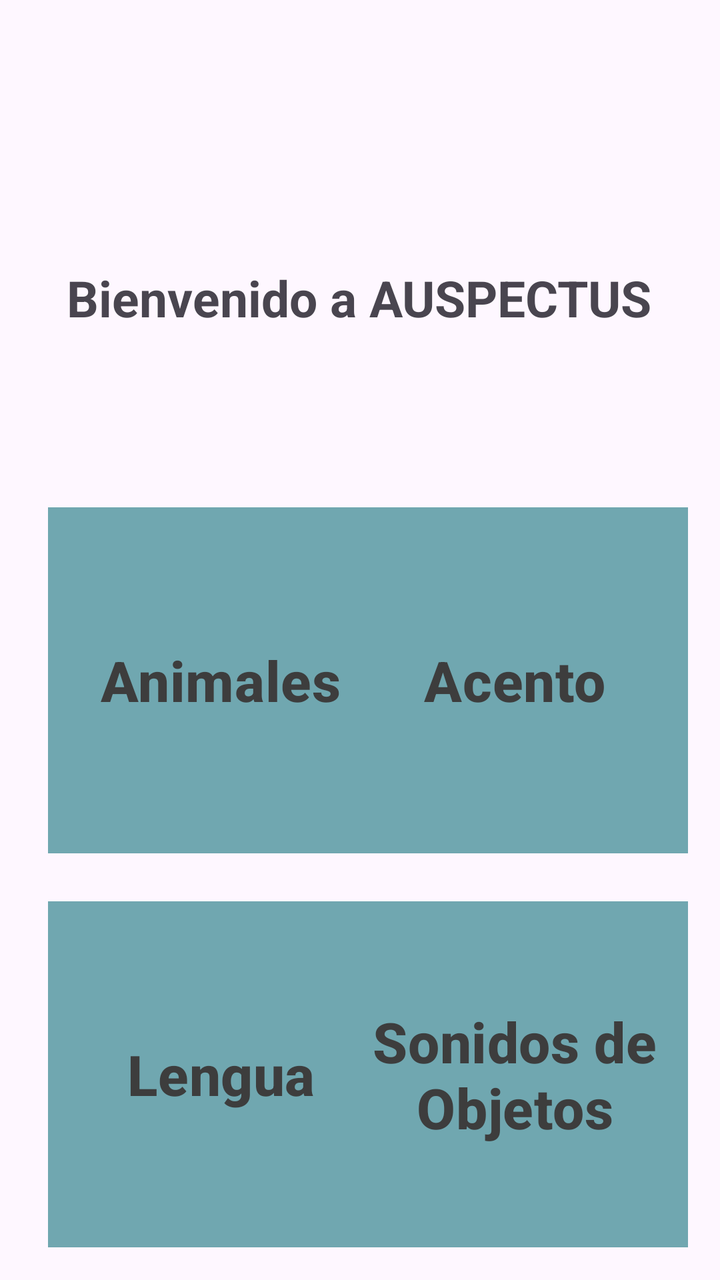
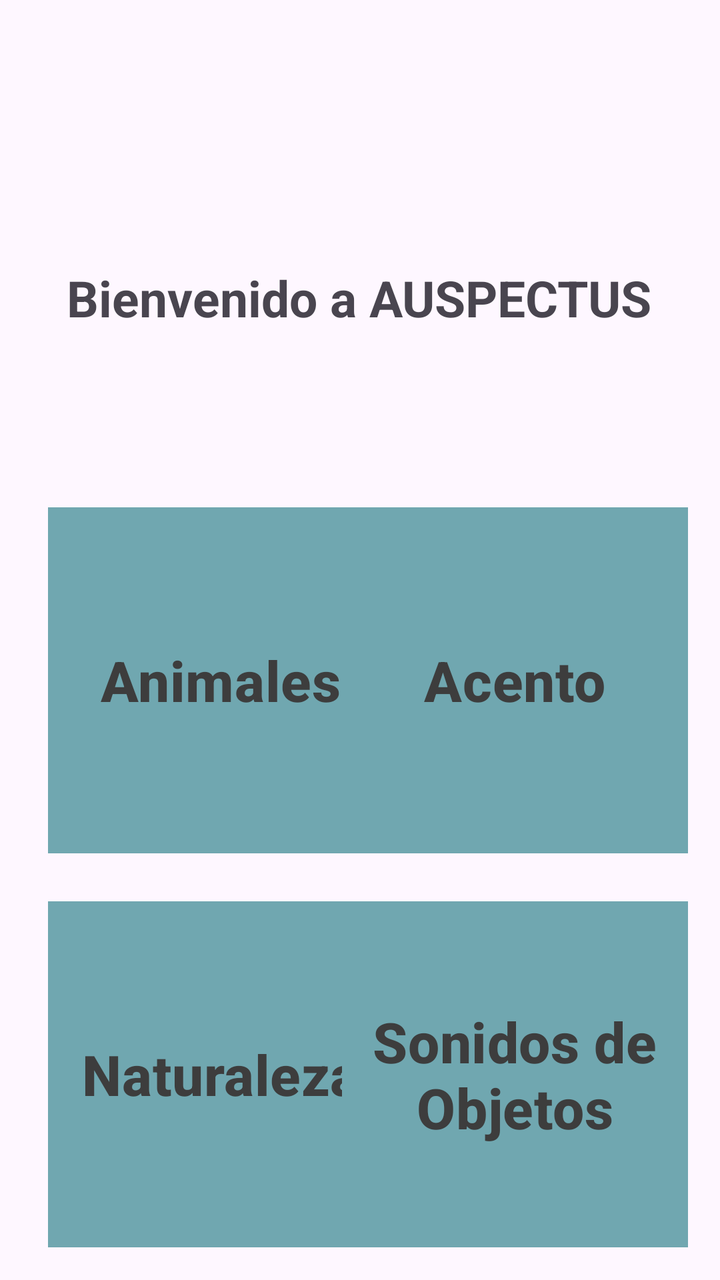

Before-and-after screenshots of an Android layout around one commit, followed by the original layout XML and the change that was made.
<!-- AndroidManifest.xml: application theme Theme.AuspectusPantallas -->
<!-- res/layout/activity_main.xml -->
<?xml version="1.0" encoding="utf-8"?>
<androidx.constraintlayout.widget.ConstraintLayout xmlns:android="http://schemas.android.com/apk/res/android"
    xmlns:app="http://schemas.android.com/apk/res-auto"
    xmlns:tools="http://schemas.android.com/tools"
    android:id="@+id/main"
    android:layout_width="match_parent"
    android:layout_height="match_parent"
    tools:context=".MainActivity">


    <TextView
        android:id="@+id/textView2"
        android:layout_width="wrap_content"
        android:layout_height="wrap_content"
        android:layout_marginStart="58dp"
        android:layout_marginTop="40dp"
        android:layout_marginEnd="59dp"
        android:text="Bienvenido a AUSPECTUS"
        android:textSize="25sp"
        android:textStyle="bold"
        app:layout_constraintEnd_toEndOf="parent"
        app:layout_constraintStart_toStartOf="parent"
        app:layout_constraintTop_toBottomOf="@+id/btnUsuario" />

    <Button
        android:id="@+id/btn3"
        android:layout_width="173dp"
        android:layout_height="173dp"
        android:layout_marginStart="24dp"
        android:layout_marginTop="24dp"
        android:insetTop="0dp"
        android:insetBottom="0dp"
        android:padding="0dp"
        android:text="Lengua"
        android:textColor="#3D3D3D"
        android:backgroundTint="#70A7B0"
        android:textSize="28sp"
        android:textStyle="bold"
        app:cornerRadius="0dp"
        app:layout_constraintEnd_toStartOf="@+id/btn4"
        app:layout_constraintHorizontal_bias="0.0"
        app:layout_constraintStart_toStartOf="parent"
        app:layout_constraintTop_toBottomOf="@+id/btn1" />

    <Button
        android:id="@+id/btn2"
        android:layout_width="173dp"
        android:layout_height="173dp"
        android:layout_marginTop="88dp"
        android:layout_marginEnd="16dp"
        android:insetTop="0dp"
        android:insetBottom="0dp"
        android:padding="0dp"
        android:textColor="#3D3D3D"
        android:text="Acento"
        android:backgroundTint="#70A7B0"
        android:textSize="28sp"
        android:textStyle="bold"
        app:cornerRadius="0dp"
        app:layout_constraintEnd_toEndOf="parent"
        app:layout_constraintTop_toBottomOf="@+id/textView2" />

    <Button
        android:id="@+id/btn1"
        android:layout_width="173dp"
        android:layout_height="173dp"
        android:layout_marginStart="24dp"
        android:layout_marginTop="88dp"
        android:insetTop="0dp"
        android:insetBottom="0dp"
        android:padding="0dp"
        android:text="Animales"
        android:textSize="28sp"
        android:textColor="#3D3D3D"
        android:textStyle="bold"
        android:backgroundTint="#70A7B0"
        app:cornerRadius="0dp"
        app:layout_constraintEnd_toStartOf="@+id/btn2"
        app:layout_constraintHorizontal_bias="0.0"
        app:layout_constraintStart_toStartOf="parent"
        app:layout_constraintTop_toBottomOf="@+id/textView2" />

    <Button
        android:id="@+id/btn4"
        android:layout_width="173dp"
        android:layout_height="173dp"
        android:layout_marginTop="24dp"
        android:layout_marginEnd="16dp"
        android:insetTop="0dp"
        android:insetBottom="0dp"
        android:padding="0dp"
        android:text="Sonidos de Objetos"
        android:textColor="#3D3D3D"
        android:backgroundTint="@color/Boton"
        android:textSize="28sp"
        android:textStyle="bold"
        app:cornerRadius="0dp"
        app:layout_constraintEnd_toEndOf="parent"
        app:layout_constraintTop_toBottomOf="@+id/btn2" />


    <ImageButton
        android:id="@+id/btnUsuario"
        android:layout_width="48dp"
        android:layout_height="48dp"
        android:layout_marginStart="335dp"
        android:layout_marginTop="44dp"
        android:layout_marginEnd="28dp"
        android:background="@android:color/transparent"
        android:scaleType="fitCenter"
        android:src="@drawable/usuarios"
        app:layout_constraintEnd_toEndOf="parent"
        app:layout_constraintStart_toStartOf="parent"
        app:layout_constraintTop_toTopOf="parent" />

    <androidx.cardview.widget.CardView
        android:id="@+id/cardUsuario"
        android:layout_width="220dp"
        android:layout_height="wrap_content"
        android:layout_marginTop="100dp"
        android:layout_marginEnd="100dp"
        android:visibility="gone"
        app:cardCornerRadius="12dp"
        app:cardElevation="8dp"
        app:layout_constraintTop_toTopOf="parent"
        app:layout_constraintEnd_toEndOf="parent">

        <LinearLayout
            android:layout_width="match_parent"
            android:layout_height="wrap_content"
            android:orientation="vertical"
            android:padding="16dp"
            android:gravity="center_horizontal">

            <ImageButton
                android:id="@+id/BtnClose"
                android:layout_width="25dp"
                android:layout_height="25dp"
                android:layout_gravity="end"
                android:background="@android:color/transparent"
                android:scaleType="centerCrop"
                android:src="@drawable/borrar" />

            <ImageButton
                android:id="@+id/btnPerfil"
                android:layout_width="80dp"
                android:layout_height="80dp"
                android:src="@drawable/usuarios"
                android:background="@android:color/transparent"
                android:scaleType="centerCrop"/>

            
            <EditText
                android:id="@+id/etNombreUsuario"
                android:layout_width="match_parent"
                android:layout_height="wrap_content"
                android:hint="Usuario"
                android:textSize="18sp"
                android:textStyle="bold"
                android:gravity="center"/>

            
            <Button
                android:id="@+id/btnGuardarCambios"
                android:layout_width="wrap_content"
                android:layout_height="wrap_content"
                android:text="Guardar"/>

            <Button
                android:id="@+id/btnCerrarSesion"
                android:layout_width="wrap_content"
                android:layout_height="wrap_content"
                android:text="Cerrar Sesión"/>
        </LinearLayout>
    </androidx.cardview.widget.CardView>

</androidx.constraintlayout.widget.ConstraintLayout>
<!-- resources referenced by this layout -->
<resources>
  <color name="Boton">#70A7B0</color>
  <!-- drawable borrar: png bitmap (drawable, 16112 bytes) -->
  <!-- drawable usuarios: png bitmap (drawable, 1461 bytes) -->
  <style name="Theme.AuspectusPantallas" parent="Base.Theme.AuspectusPantallas" />
  <style name="Base.Theme.AuspectusPantallas" parent="Theme.Material3.Light.NoActionBar">
          
          
      </style>
</resources>

<!-- the commit's change to res/layout/activity_main.xml (unified diff, before → after) -->
@@ -31,7 +31,7 @@
         android:insetTop="0dp"
         android:insetBottom="0dp"
         android:padding="0dp"
-        android:text="Lengua"
+        android:text="Naturaleza"
         android:textColor="#3D3D3D"
         android:backgroundTint="#70A7B0"
         android:textSize="28sp"
